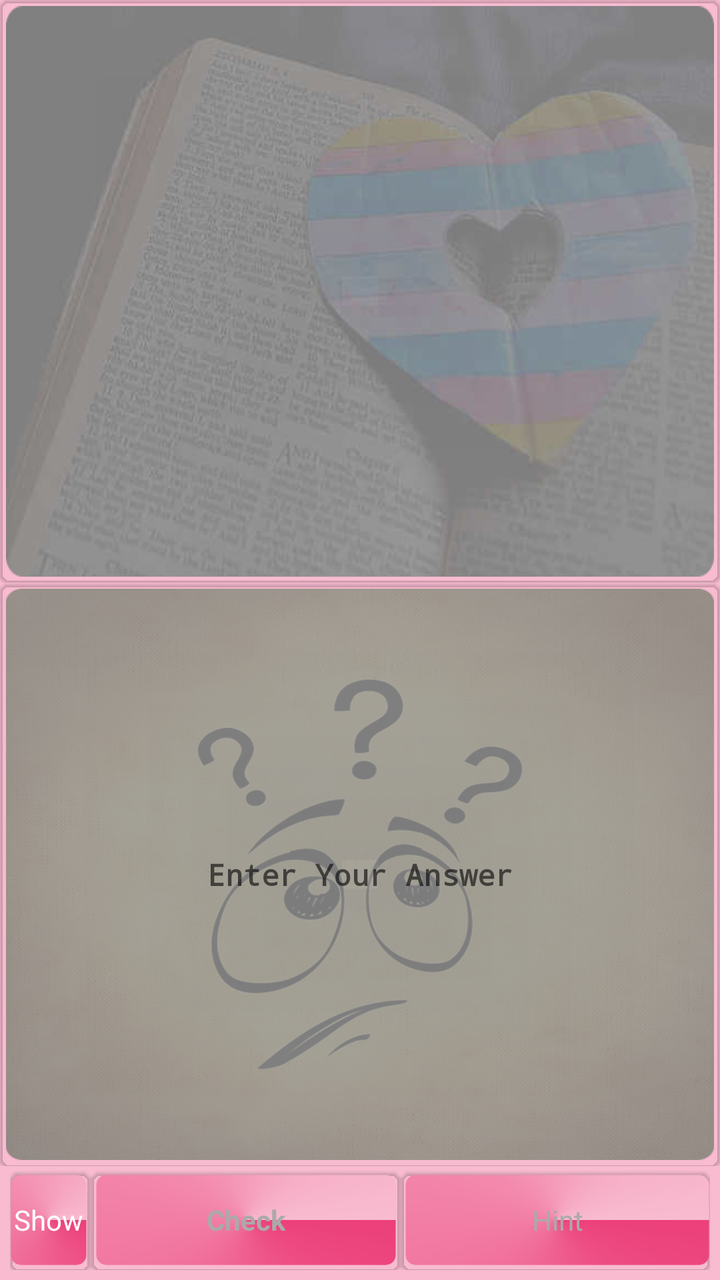
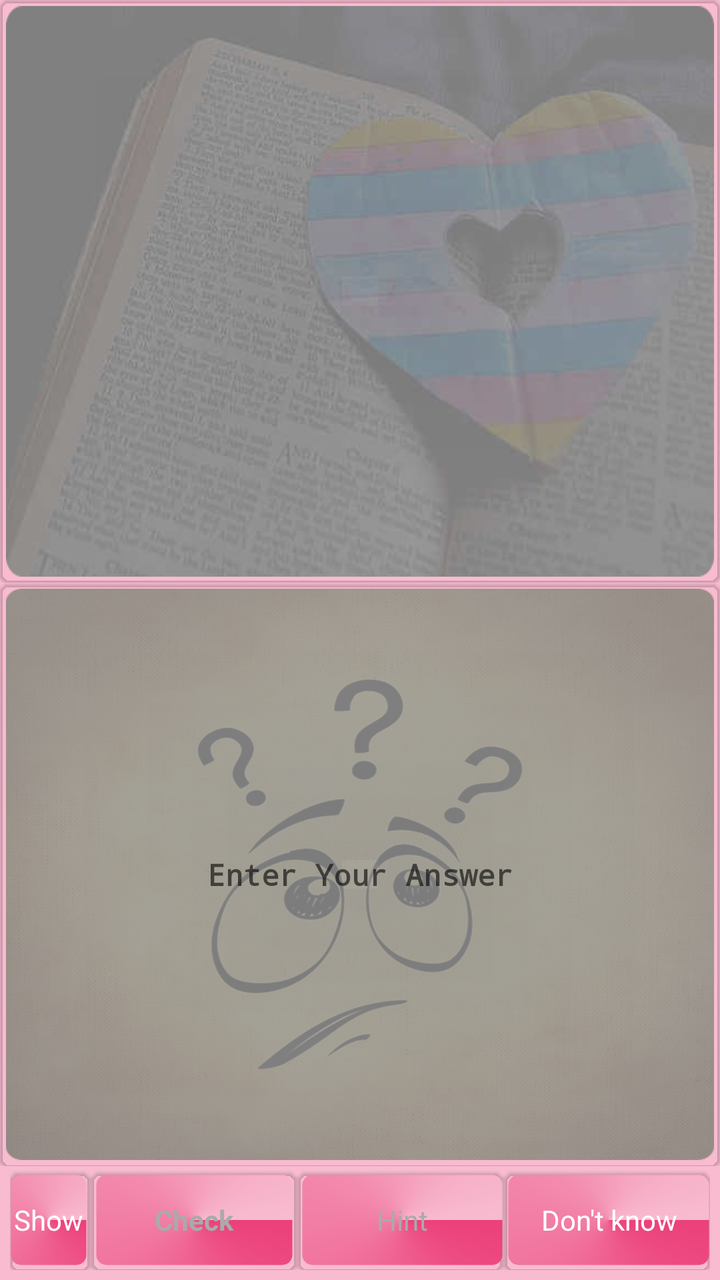

Before-and-after screenshots of an Android layout around one commit, followed by the original layout XML and the change that was made.
<!-- AndroidManifest.xml: application theme MyMaterialTheme -->
<!-- res/layout/content_test.xml -->
<?xml version="1.0" encoding="utf-8"?>
<RelativeLayout
    xmlns:android="http://schemas.android.com/apk/res/android"
    xmlns:android.support.v7.cardview="http://schemas.android.com/apk/res-auto"
    xmlns:tools="http://schemas.android.com/tools"
    xmlns:app="http://schemas.android.com/apk/res-auto"
    android:id="@+id/content"
    android:layout_width="match_parent"
    android:layout_height="match_parent"
    app:layout_behavior="@string/appbar_scrolling_view_behavior"
    tools:showIn="@layout/app_bar_test">

    <LinearLayout
        android:id="@+id/container"
        android:layout_width="match_parent"
        android:layout_height="match_parent"
        android:orientation="vertical"
        android:weightSum="2">

        <LinearLayout
            android:id="@+id/question_linearlayout"
            android:layout_width="match_parent"
            android:layout_height="0dp"
            android:layout_margin="0dp"
            android:layout_weight="1"
            android:background="@drawable/show_question_background"
            android:padding="0dp">

            <android.support.v7.widget.CardView
                android:layout_width="match_parent"
                android:layout_height="match_parent"
                android.support.v7.cardview:cardBackgroundColor="@android:color/transparent"
                android.support.v7.cardview:cardCornerRadius="5dp"
                android.support.v7.cardview:cardElevation="1dp">

                <TextView
                    android:id="@+id/display_question"
                    android:layout_width="match_parent"
                    android:layout_height="match_parent"
                    android:background="@drawable/text_bordered_transperant"
                    android:gravity="center"
                    android:minLines="1"
                    android:padding="5dp"
                    android:scrollbarAlwaysDrawVerticalTrack="true"
                    android:scrollbars="vertical"
                    android:textColor="#FFFFFF"
                    android:textSize="15sp"
                    android:textStyle="bold"
                    android:typeface="monospace"
                    android:layout_weight="1"
                    android:ellipsize="none"
                    android:maxLines="1000"
                    android:scrollHorizontally="false"/>
            </android.support.v7.widget.CardView>
        </LinearLayout>

        <LinearLayout
            android:id="@+id/result"
            android:layout_width="match_parent"
            android:layout_height="0dp"
            android:layout_margin="0dp"
            android:layout_weight="1"
            android:background="@drawable/enter_answer_background"
            android:padding="0dp">

            <android.support.v7.widget.CardView
                android:layout_width="match_parent"
                android:layout_height="match_parent"
                android.support.v7.cardview:cardBackgroundColor="@android:color/transparent"
                android.support.v7.cardview:cardCornerRadius="5dp"
                android.support.v7.cardview:cardElevation="1dp">

                <EditText
                    android:id="@+id/enter_answer"
                    android:layout_width="match_parent"
                    android:layout_height="match_parent"
                    android:layout_gravity="center"
                    android:background="@drawable/text_bordered_transperant"
                    android:enabled="true"
                    android:gravity="center"
                    android:hint="@string/enter_your_answer"
                    android:imeOptions="flagNoExtractUi"
                    android:inputType="textNoSuggestions|textMultiLine"
                    android:minLines="1"
                    android:padding="5dp"
                    android:scrollbarAlwaysDrawVerticalTrack="true"
                    android:textColor="#FFFFFF"
                    android:textSize="15sp"
                    android:textStyle="bold"
                    android:typeface="monospace"
                    android:layout_weight="1"
                    android:ellipsize="none"
                    android:maxLines="1000"
                    android:scrollHorizontally="false"/>
            </android.support.v7.widget.CardView>
        </LinearLayout>

        <LinearLayout
            android:layout_width="match_parent"
            android:layout_height="50dp"
            android:layout_marginBottom="5dp"
            android:layout_marginLeft="5dp"
            android:layout_marginRight="5dp"
            android:layout_marginTop="2dp">

            <android.support.v7.widget.CardView
                android:id="@+id/show_actionbar_card_view"
                android:layout_width="wrap_content"
                android:layout_height="match_parent"
                android:layout_weight="0"
                android.support.v7.cardview:cardBackgroundColor="@android:color/transparent"
                android.support.v7.cardview:cardCornerRadius="5dp"
                android.support.v7.cardview:cardElevation="1dp">

                <TextView
                    android:id="@+id/show_actionbar"
                    android:layout_width="match_parent"
                    android:layout_height="match_parent"
                    android:layout_marginBottom="2dp"
                    android:layout_marginRight="2dp"
                    android:layout_marginTop="2dp"
                    android:layout_weight="1"
                    android:background="@drawable/text_bordered_colored"
                    android:gravity="center"
                    android:padding="2dp"
                    android:text="@string/show"
                    android:textColor="@android:color/white" />
            </android.support.v7.widget.CardView>

            <android.support.v7.widget.CardView
                android:id="@+id/check_card_view"
                android:layout_width="0dp"
                android:layout_height="match_parent"
                android:layout_weight="1"
                android.support.v7.cardview:cardBackgroundColor="@android:color/transparent"
                android.support.v7.cardview:cardCornerRadius="5dp"
                android.support.v7.cardview:cardElevation="1dp">

                <TextView
                    android:id="@+id/check"
                    android:layout_width="match_parent"
                    android:layout_height="match_parent"
                    android:layout_margin="2dp"
                    android:layout_weight="1"
                    android:background="@drawable/text_bordered_colored"
                    android:enabled="false"
                    android:gravity="center"
                    android:padding="2dp"
                    android:text="@string/check"
                    android:textColor="@drawable/textview_enabled_disabled_selector"
                    android:textStyle="bold" />
            </android.support.v7.widget.CardView>

            <android.support.v7.widget.CardView
                android:id="@+id/next_hint_card_view"
                android:layout_width="0dp"
                android:layout_height="match_parent"
                android:layout_weight="1"
                android.support.v7.cardview:cardBackgroundColor="@android:color/transparent"
                android.support.v7.cardview:cardCornerRadius="5dp"
                android.support.v7.cardview:cardElevation="1dp">

                <TextView
                    android:id="@+id/next_hint"
                    android:layout_width="match_parent"
                    android:layout_height="match_parent"
                    android:layout_marginBottom="2dp"
                    android:layout_marginLeft="2dp"
                    android:layout_marginTop="2dp"
                    android:layout_weight="1"
                    android:background="@drawable/text_bordered_colored"
                    android:enabled="false"
                    android:gravity="center"
                    android:padding="2dp"
                    android:text="@string/hint"
                    android:textColor="@drawable/textview_enabled_disabled_selector" />
            </android.support.v7.widget.CardView>
        </LinearLayout>

    </LinearLayout>

</RelativeLayout>
<!-- res/layout/app_bar_test.xml (included above) -->
<?xml version="1.0" encoding="utf-8"?>
<android.support.design.widget.CoordinatorLayout xmlns:android="http://schemas.android.com/apk/res/android"
    xmlns:app="http://schemas.android.com/apk/res-auto"
    xmlns:tools="http://schemas.android.com/tools"
    android:layout_width="match_parent"
    android:layout_height="match_parent"
    android:fitsSystemWindows="true">

    <android.support.design.widget.AppBarLayout
        android:layout_width="match_parent"
        android:layout_height="wrap_content"
        android:theme="@style/AppTheme.AppBarOverlay">
        <android.support.v7.widget.Toolbar xmlns:app="http://schemas.android.com/apk/res-auto"
            android:id="@+id/toolbar"
            android:layout_width="fill_parent"
            android:layout_height="?attr/actionBarSize"
            android:background="?attr/colorPrimary"
            android:minHeight="?attr/actionBarSize">

            <LinearLayout
                android:layout_width="match_parent"
                android:layout_height="wrap_content"
                android:weightSum="5">

                <LinearLayout
                    android:layout_width="0dp"
                    android:layout_height="wrap_content"
                    android:layout_weight="4">


                    <TextView
                        android:id="@+id/number_of_questions"
                        android:layout_width="0dp"
                        android:layout_height="wrap_content"
                        android:layout_gravity="center"
                        android:layout_weight="1"
                        android:gravity="center"
                        android:textColor="#ffffff"
                        android:textStyle="bold"/>

                    <TextView
                        android:id="@+id/remaining_question_counter"
                        android:layout_width="0dp"
                        android:layout_height="wrap_content"
                        android:layout_gravity="center"
                        android:layout_weight="1"
                        android:gravity="center"
                        android:textColor="#ffffff"
                        android:textStyle="bold"/>

                    <TextView
                        android:id="@+id/trys"
                        android:layout_width="0dp"
                        android:layout_height="wrap_content"
                        android:layout_gravity="center"
                        android:layout_weight="1"
                        android:gravity="center"
                        android:textColor="#ffffff"
                        android:textStyle="bold"/>

                </LinearLayout>

                <Chronometer
                    android:id="@+id/chronometer"
                    android:layout_gravity="end"
                    android:layout_width="0dp"
                    android:layout_height="match_parent"
                    android:gravity="center"
                    android:layout_weight="1"
                    />
            </LinearLayout>

        </android.support.v7.widget.Toolbar>
        <View android:layout_width="match_parent"
            android:layout_height="4dp"
            android:background="@drawable/toolbar_drop_shadow"/>
    </android.support.design.widget.AppBarLayout>

    <include layout="@layout/content_test" />
    <ProgressBar android:id="@+id/loading"
        style="?android:progressBarStyleLarge"
        android:layout_width="wrap_content"
        android:layout_height="wrap_content"
        android:layout_gravity="center" />
</android.support.design.widget.CoordinatorLayout>
<!-- resources referenced by this layout -->
<resources>
  <!-- drawable enter_answer_background (drawable) -->
  <?xml version="1.0" encoding="utf-8"?>
  <inset xmlns:android="http://schemas.android.com/apk/res/android"
      android:drawable="@drawable/smiley_question_marks_rounded_corners_15_radius"
      android:insetTop="3dp"
      android:insetBottom="3dp"
      android:insetRight="3dp"
      android:insetLeft="3dp"/>
  <!-- drawable show_question_background (drawable) -->
  <?xml version="1.0" encoding="utf-8"?>
  <inset xmlns:android="http://schemas.android.com/apk/res/android"
      android:drawable="@drawable/book_heart_rounded_corners_15_radius"
      android:insetTop="3dp"
      android:insetBottom="3dp"
      android:insetRight="3dp"
      android:insetLeft="3dp"/>
  <!-- drawable text_bordered_colored (drawable) -->
  <shape xmlns:android="http://schemas.android.com/apk/res/android"
  android:thickness="0dp"
  android:shape="rectangle">
  <stroke android:width="1dp"
      android:color="@android:color/transparent"/>
  <corners android:radius="5dp" />
  <gradient
      android:startColor="@color/colorPrimary"
      android:endColor="@color/windowBackground"
      android:type="sweep"
      android:angle="270"/>
  </shape>
  <!-- drawable text_bordered_transperant (drawable) -->
  <shape xmlns:android="http://schemas.android.com/apk/res/android"
      android:thickness="0dp"
      android:shape="rectangle">
      <stroke android:width="1dp"
          android:color="@android:color/transparent"/>
      <corners android:radius="5dp" />
      <gradient
          android:startColor="@android:color/transparent"
          android:endColor="@android:color/transparent"
          android:type="linear"
          android:angle="270"/>
  </shape>
  <!-- drawable textview_enabled_disabled_selector (drawable) -->
  <?xml version="1.0" encoding="utf-8"?>
  <selector xmlns:android="http://schemas.android.com/apk/res/android">
      <item android:state_enabled="false" android:color="@android:color/darker_gray" />
      <item android:state_enabled="true" android:color="@android:color/white"/>
  </selector>
  <!-- drawable toolbar_drop_shadow (drawable) -->
  <?xml version="1.0" encoding="utf-8"?>
  <shape xmlns:android="http://schemas.android.com/apk/res/android"
      android:shape="rectangle" >
  
      <gradient
          android:angle="90"
          android:endColor="#757575"
          android:startColor="#bdbdbd" />
  
  </shape>
  <string name="appbar_scrolling_view_behavior" translatable="false">android.support.design.widget.AppBarLayout$ScrollingViewBehavior</string>
  <string name="check">Check</string>
  <string name="enter_your_answer">Enter Your Answer</string>
  <string name="hint">Hint</string>
  <string name="show">Show</string>
  <style name="AppTheme.AppBarOverlay" parent="ThemeOverlay.AppCompat.Dark.ActionBar" />
  <style name="MyMaterialTheme" parent="MyMaterialTheme.Base">
  
      </style>
  <!-- drawable smiley_question_marks_rounded_corners_15_radius: png bitmap (drawable, 445789 bytes) -->
  <!-- drawable book_heart_rounded_corners_15_radius: png bitmap (drawable, 118245 bytes) -->
  <color name="colorPrimary">#EC407A</color>
  <color name="windowBackground">#F8BBD0</color>
  <style name="MyMaterialTheme.Base" parent="Theme.AppCompat.Light.DarkActionBar">
          <item name="windowNoTitle">true</item>
          <item name="windowActionBar">false</item>
          <item name="colorPrimary">@color/colorPrimary</item>
          <item name="colorPrimaryDark">@color/colorPrimaryDark</item>
          <item name="colorAccent">@color/colorAccent</item>
          <item name="android:windowBackground">@color/windowBackground</item>
      </style>
  <color name="colorPrimaryDark">#AD1457</color>
  <color name="colorAccent">#EA80FC</color>
</resources>

<!-- the commit's change to res/layout/content_test.xml (unified diff, before → after) -->
@@ -175,6 +175,30 @@
                     android:text="@string/hint"
                     android:textColor="@drawable/textview_enabled_disabled_selector" />
             </android.support.v7.widget.CardView>
+
+            <android.support.v7.widget.CardView
+                android:id="@+id/dont_know_card_view"
+                android:layout_width="0dp"
+                android:layout_height="match_parent"
+                android:layout_weight="1"
+                android.support.v7.cardview:cardBackgroundColor="@android:color/transparent"
+                android.support.v7.cardview:cardCornerRadius="5dp"
+                android.support.v7.cardview:cardElevation="1dp">
+
+                <TextView
+                    android:id="@+id/dont_know"
+                    android:layout_width="match_parent"
+                    android:layout_height="match_parent"
+                    android:layout_marginBottom="2dp"
+                    android:layout_marginLeft="2dp"
+                    android:layout_marginTop="2dp"
+                    android:layout_weight="1"
+                    android:background="@drawable/text_bordered_colored"
+                    android:gravity="center"
+                    android:padding="2dp"
+                    android:text="@string/dont_know"
+                    android:textColor="@drawable/textview_enabled_disabled_selector" />
+            </android.support.v7.widget.CardView>
         </LinearLayout>
 
     </LinearLayout>
<!-- resource entries referenced after the edit -->
@@ -61,6 +61,7 @@
   </shape>
   <string name="appbar_scrolling_view_behavior" translatable="false">android.support.design.widget.AppBarLayout$ScrollingViewBehavior</string>
   <string name="check">Check</string>
+  <string name="dont_know">Don\'t know</string>
   <string name="enter_your_answer">Enter Your Answer</string>
   <string name="hint">Hint</string>
   <string name="show">Show</string>
